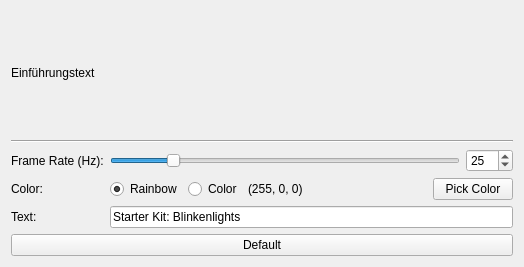
First picture: the form in demo/src/ui/text.ui, repository Tinkerforge/blinkenlights, before the edit.
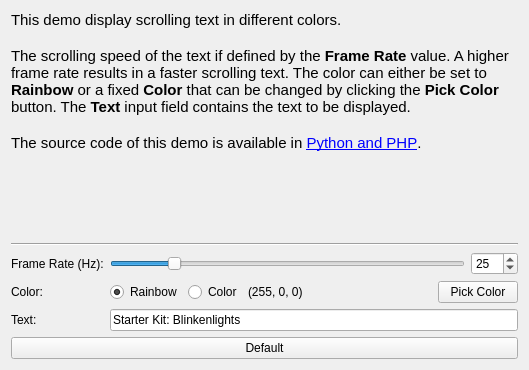
Second picture: the form after the edit.

Commit message: demo: Add help text to each tab

The edit to the form file:
```diff
--- a/demo/src/ui/text.ui
+++ b/demo/src/ui/text.ui
@@ -6,8 +6,8 @@
    <rect>
     <x>0</x>
     <y>0</y>
-    <width>524</width>
-    <height>267</height>
+    <width>529</width>
+    <height>370</height>
    </rect>
   </property>
   <property name="windowTitle">
@@ -17,13 +17,30 @@
    <item>
     <widget class="QLabel" name="label">
      <property name="sizePolicy">
-      <sizepolicy hsizetype="Preferred" vsizetype="Preferred">
+      <sizepolicy hsizetype="MinimumExpanding" vsizetype="MinimumExpanding">
        <horstretch>0</horstretch>
        <verstretch>1</verstretch>
       </sizepolicy>
      </property>
      <property name="text">
-      <string>Einführungstext</string>
+      <string>&lt;!DOCTYPE HTML PUBLIC &quot;-//W3C//DTD HTML 4.0//EN&quot; &quot;http://www.w3.org/TR/REC-html40/strict.dtd&quot;&gt;
+&lt;html&gt;&lt;head&gt;&lt;meta name=&quot;qrichtext&quot; content=&quot;1&quot; /&gt;&lt;style type=&quot;text/css&quot;&gt;
+p, li { white-space: pre-wrap; }
+&lt;/style&gt;&lt;/head&gt;&lt;body style=&quot; font-family:'Ubuntu'; font-size:11pt; font-weight:400; font-style:normal;&quot;&gt;
+&lt;p style=&quot; margin-top:0px; margin-bottom:0px; margin-left:0px; margin-right:0px; -qt-block-indent:0; text-indent:0px;&quot;&gt;This demo display scrolling text in different colors.&lt;/p&gt;
+&lt;p style=&quot;-qt-paragraph-type:empty; margin-top:0px; margin-bottom:0px; margin-left:0px; margin-right:0px; -qt-block-indent:0; text-indent:0px;&quot;&gt;&lt;/p&gt;
+&lt;p style=&quot; margin-top:0px; margin-bottom:0px; margin-left:0px; margin-right:0px; -qt-block-indent:0; text-indent:0px;&quot;&gt;The scrolling speed of the text if defined by the &lt;span style=&quot; font-weight:600;&quot;&gt;Frame Rate&lt;/span&gt; value. A higher frame rate results in a faster scrolling text. The color can either be set to &lt;span style=&quot; font-weight:600;&quot;&gt;Rainbow&lt;/span&gt; or a fixed &lt;span style=&quot; font-weight:600;&quot;&gt;Color&lt;/span&gt; that can be changed by clicking the &lt;span style=&quot; font-weight:600;&quot;&gt;Pick Color&lt;/span&gt; button. The &lt;span style=&quot; font-weight:600;&quot;&gt;Text&lt;/span&gt; input field contains the text to be displayed.&lt;/p&gt;
+&lt;p style=&quot;-qt-paragraph-type:empty; margin-top:0px; margin-bottom:0px; margin-left:0px; margin-right:0px; -qt-block-indent:0; text-indent:0px;&quot;&gt;&lt;/p&gt;
+&lt;p style=&quot; margin-top:0px; margin-bottom:0px; margin-left:0px; margin-right:0px; -qt-block-indent:0; text-indent:0px;&quot;&gt;The source code of this demo is available in &lt;a href=&quot;http://www.tinkerforge.com/en/doc/Kits/Blinkenlights/Blinkenlights.html#scrolling-text&quot;&gt;&lt;span style=&quot; text-decoration: underline; color:#0000ff;&quot;&gt;Python and PHP&lt;/span&gt;&lt;/a&gt;.&lt;/p&gt;&lt;/body&gt;&lt;/html&gt;</string>
+     </property>
+     <property name="alignment">
+      <set>Qt::AlignLeading|Qt::AlignLeft|Qt::AlignTop</set>
+     </property>
+     <property name="wordWrap">
+      <bool>true</bool>
+     </property>
+     <property name="openExternalLinks">
+      <bool>true</bool>
      </property>
     </widget>
    </item>
```
The commit also changes 6 other files.
